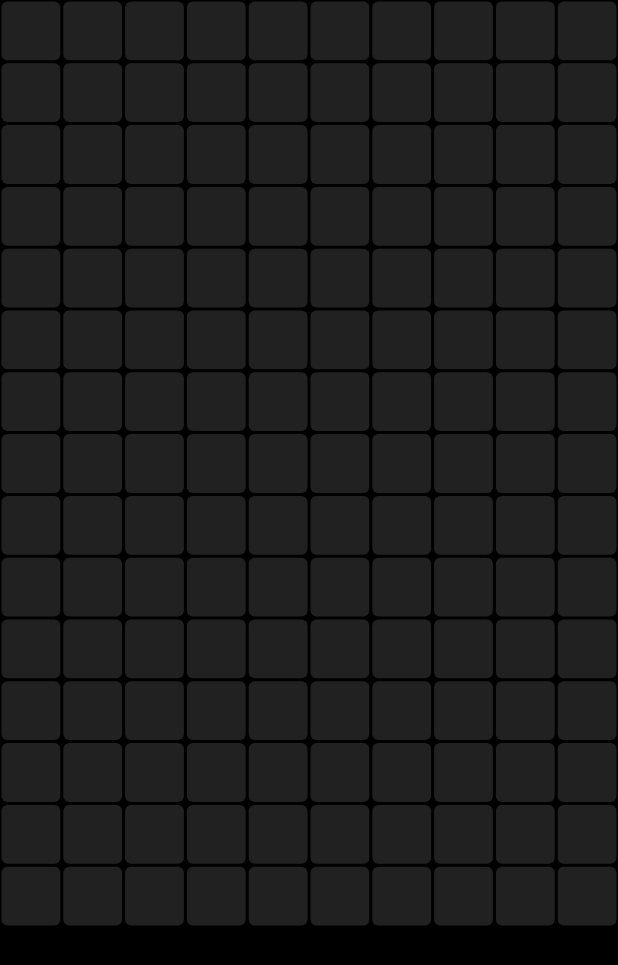
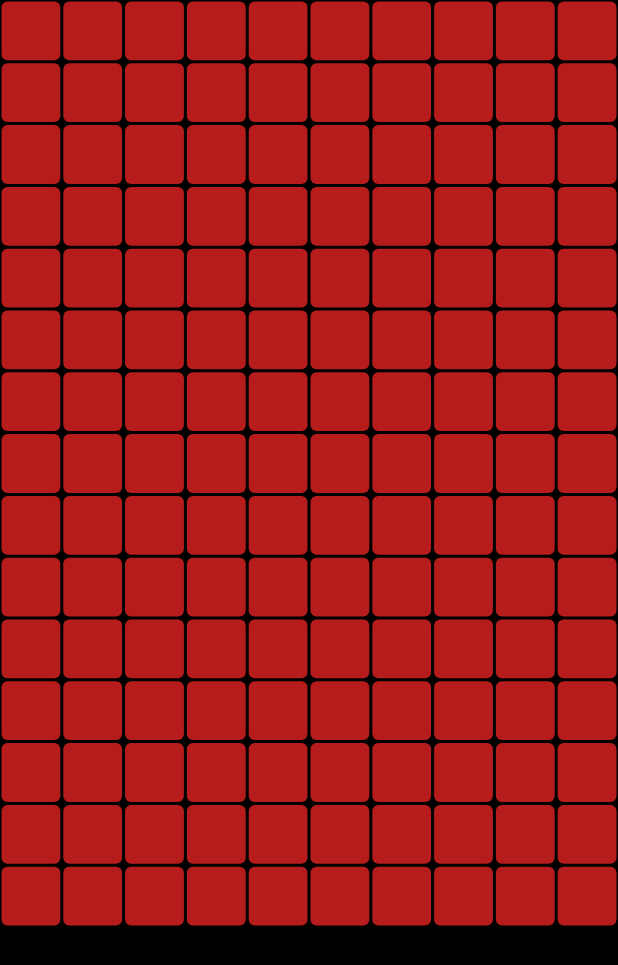
Before and after one commit to kpachhai/tetris, a Flutter app: the screen it shows after launch, on a phone screen of 412 x 824 dp. Shown: the top 965 px of the screen. Run offline on Flutter 3.47's test engine with Material 2 defaults, Android fonts, the phone set to English and light mode, and no system bars.

Commit message:
changed grid to red color for testing purposes

```diff
--- a/lib/board.dart
+++ b/lib/board.dart
@@ -22,7 +22,7 @@ class _GameBoardState extends State<GameBoard> {
           physics: const NeverScrollableScrollPhysics(),
           gridDelegate: SliverGridDelegateWithFixedCrossAxisCount(
               crossAxisCount: rowLength),
-          itemBuilder: (context, index) => Pixel(color: Colors.grey[900]),
+          itemBuilder: (context, index) => Pixel(color: Colors.red[900]),
         ));
   }
 }
```
